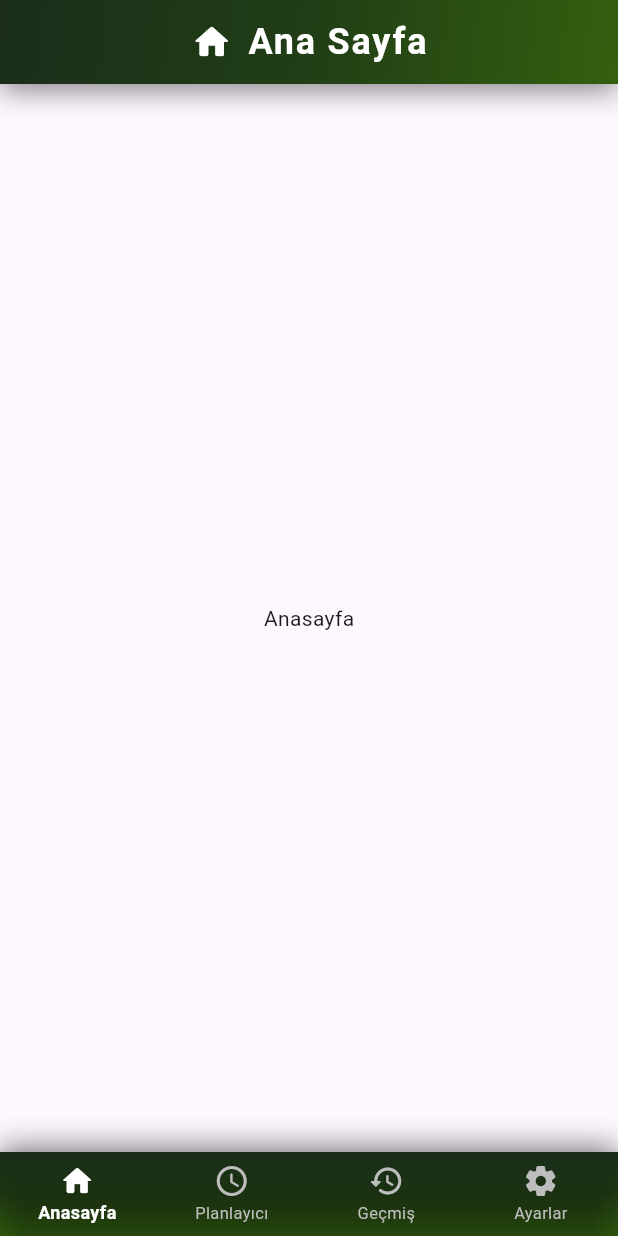
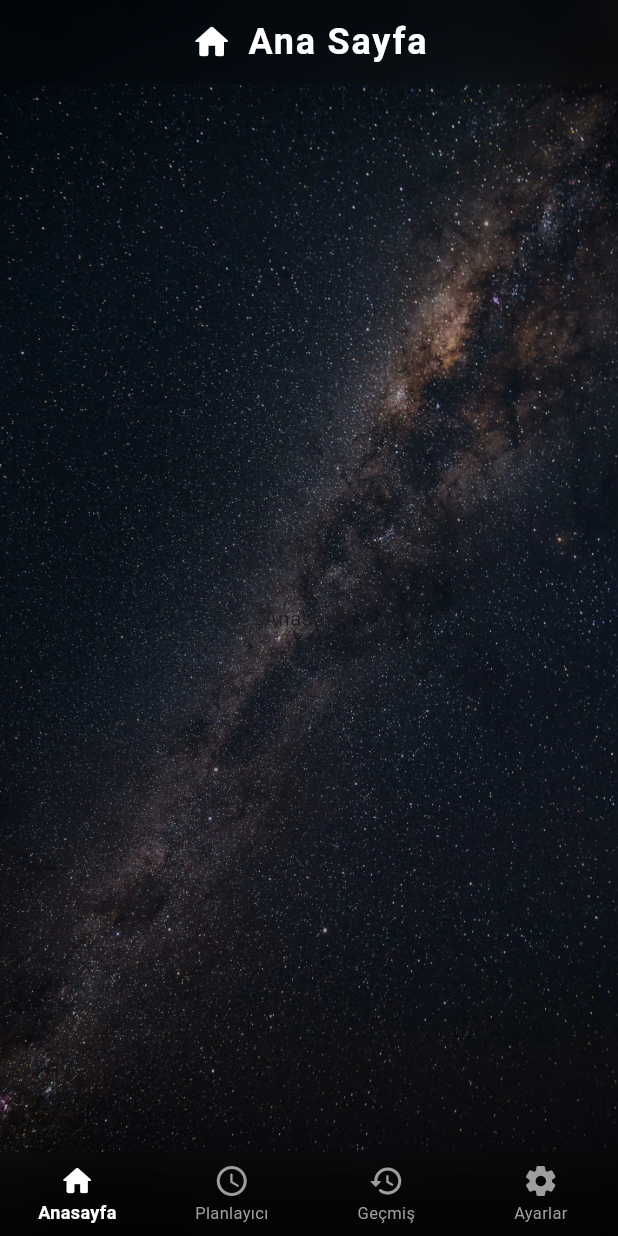
Before and after one commit to BurakYucelPY/WhatsAppBot, a Flutter app: the screen it shows after launch, on a phone screen of 412 x 824 dp. Run offline on Flutter 3.47's test engine with Material 3 defaults, Android fonts, the phone set to English and light mode, and no system bars; our stand-ins replace go_router.

Commit message:
Enhance UI with glassmorphism navigation design

```diff
--- a/lib/route/routing.dart
+++ b/lib/route/routing.dart
@@ -1,5 +1,6 @@
 import 'package:flutter/material.dart';
 import 'package:go_router/go_router.dart';
+import 'dart:ui';
 import 'identify_routes.dart';
 import 'branches.dart';
 
@@ -8,26 +9,28 @@ final router = GoRouter(
   routes: [
     StatefulShellRoute.indexedStack(
       builder: (context, state, navigationShell) {
-        return Scaffold(
+        return Stack(
+          children: [
+            Container(
+              decoration: const BoxDecoration(
+                image: DecorationImage(
+                  image: AssetImage('assets/images/galaksi.jpg'),
+                  fit: BoxFit.cover,
+                ),
+              ),
+              foregroundDecoration: BoxDecoration(
+                color: Colors.black.withOpacity(0.3),
+              ),
+            ),
+            Scaffold(
+              backgroundColor: Colors.transparent,
               body: navigationShell,
-          bottomNavigationBar: Container(
-            decoration: const BoxDecoration(
-              gradient: LinearGradient(
-                begin: Alignment.topCenter,
-                end: Alignment.bottomCenter,
-                colors: [
-                  Color(0xFF1a2e1a),
-                  Color(0xFF213e16),
-                  Color(0xFF34600f),
-                ],
-              ),
-              boxShadow: [
-                BoxShadow(
-                  color: Colors.black45,
-                  blurRadius: 15,
-                  offset: Offset(0, -5),
-                ),
-              ],
+              bottomNavigationBar: ClipRect(
+                child: BackdropFilter(
+                  filter: ImageFilter.blur(sigmaX: 15, sigmaY: 15),
+                  child: Container(
+                    decoration: BoxDecoration(
+                      color: Colors.black.withOpacity(0.1),
                     ),
                     child: BottomNavigationBar(
                       type: BottomNavigationBarType.fixed,
@@ -35,7 +38,7 @@ final router = GoRouter(
                       onTap: navigationShell.goBranch,
                       backgroundColor: Colors.transparent,
                       selectedItemColor: Colors.white,
-              unselectedItemColor: Colors.grey[400],
+                      unselectedItemColor: Colors.grey[500],
                       selectedLabelStyle: const TextStyle(
                         fontWeight: FontWeight.bold,
                         fontSize: 12,
@@ -47,14 +50,20 @@ final router = GoRouter(
                         BottomNavigationBarItem(
                             icon: Icon(Icons.home_rounded), label: 'Anasayfa'),
                         BottomNavigationBarItem(
-                    icon: Icon(Icons.schedule_rounded), label: 'Planlayıcı'),
+                            icon: Icon(Icons.schedule_rounded),
+                            label: 'Planlayıcı'),
                         BottomNavigationBarItem(
                             icon: Icon(Icons.history_rounded), label: 'Geçmiş'),
                         BottomNavigationBarItem(
-                    icon: Icon(Icons.settings_rounded), label: 'Ayarlar'),
+                            icon: Icon(Icons.settings_rounded),
+                            label: 'Ayarlar'),
                       ],
                     ),
                   ),
+                ),
+              ),
+            ),
+          ],
         );
       },
       branches: branches,
--- a/lib/screens/anasayfa/anasayfa_view.dart
+++ b/lib/screens/anasayfa/anasayfa_view.dart
@@ -1,4 +1,5 @@
 import 'package:flutter/material.dart';
+import 'dart:ui';
 
 class AnasayfaView extends StatelessWidget {
   const AnasayfaView({super.key});
@@ -9,24 +10,14 @@ class AnasayfaView extends StatelessWidget {
         backgroundColor: Colors.transparent,
         elevation: 0,
         centerTitle: true,
-        flexibleSpace: Container(
-          decoration: const BoxDecoration(
-            gradient: LinearGradient(
-              begin: Alignment.topLeft,
-              end: Alignment.bottomRight,
-              colors: [
-                Color(0xFF1a2e1a),
-                Color(0xFF213e16),
-                Color(0xFF34600f),
-              ],
+        flexibleSpace: ClipRect(
+          child: BackdropFilter(
+            filter: ImageFilter.blur(sigmaX: 15, sigmaY: 15),
+            child: Container(
+              decoration: BoxDecoration(
+                color: Colors.black.withOpacity(0.2),
+              ),
             ),
-            boxShadow: [
-              BoxShadow(
-                color: Colors.black45,
-                blurRadius: 15,
-                offset: Offset(0, 5),
-              ),
-            ],
           ),
         ),
         title: const Row(
@@ -50,6 +41,7 @@ class AnasayfaView extends StatelessWidget {
           ],
         ),
       ),
+      backgroundColor: Colors.transparent,
       body: const Center(
         child: Text('Anasayfa'),
       ),
--- a/pubspec.yaml
+++ b/pubspec.yaml
@@ -18,3 +18,5 @@ dev_dependencies:
 
 flutter:
   uses-material-design: true
+  assets:
+    - assets/images/
```
Also changed, not shown: lib/screens/ayarlar/ayarlar_view.dart (+10 -17 lines), lib/screens/gecmis/gecmis_view.dart (+10 -17 lines), lib/screens/planlayici/planlayici_view.dart (+10 -17 lines), assets/images/doga.jpg (added), assets/images/galaksi.jpg (added), assets/images/gun_batimi.jpg (added), assets/images/merdiven.jpg (added), assets/images/papatya.jpg (added), assets/images/soyut.jpg (added). Lines whose indentation alone changed are shown as unchanged.
